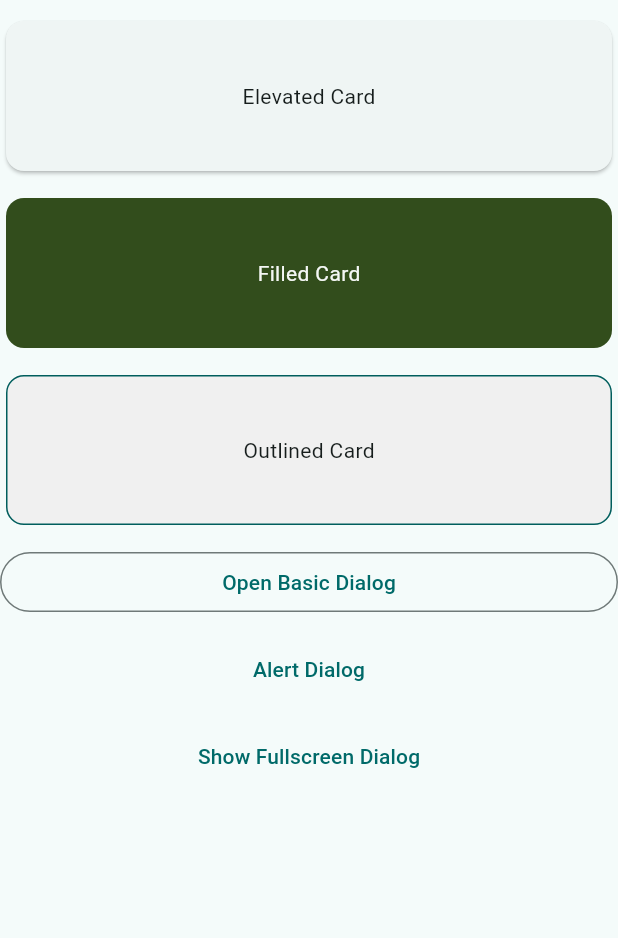
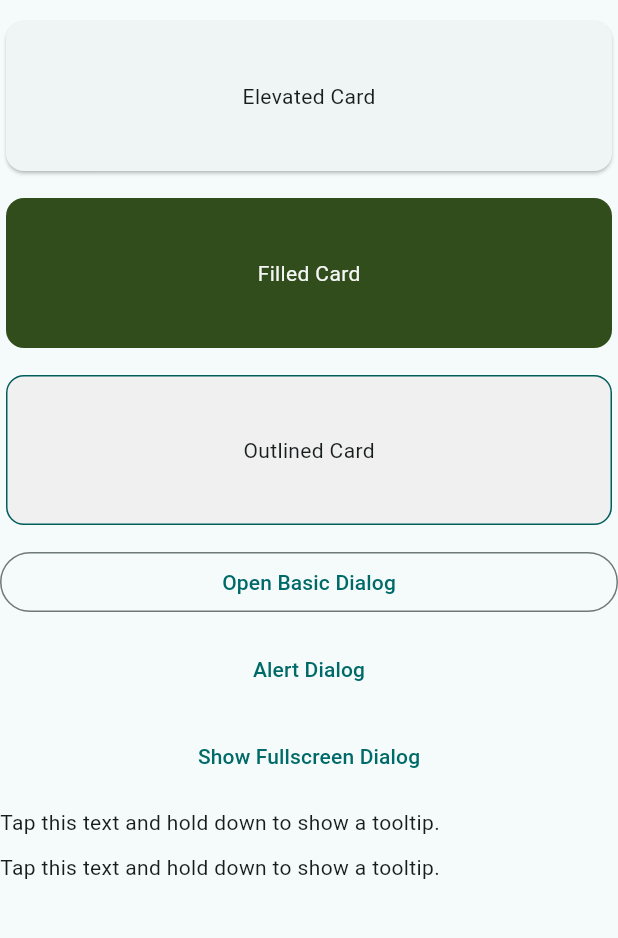
Before and after one commit to anathkalla/widget_catalog_flutter, a Flutter app: the ContainmentWidgets screen opened by its route, on a phone screen of 412 x 824 dp, the part 90-1028 px from its top. Run offline on Flutter 3.47's test engine with Material 2 defaults, Android fonts, the phone set to English and light mode, and no system bars; our stand-ins replace go_router; Roboto replaces fonts that are missing (Kanit).

Commit message:
Add ToolTip widgets

```diff
--- a/lib/screens/containment_screen.dart
+++ b/lib/screens/containment_screen.dart
@@ -3,6 +3,8 @@ import '../widgets/Containment/Cards/outlined_card.dart';
 import '../widgets/Containment/Dialogs/alert_dialog.dart';
 import '../widgets/Containment/Dialogs/basic_dialog.dart';
 import '../widgets/Containment/Dialogs/full_screen_dialog.dart';
+import '../widgets/Containment/ToolTip/plain_tooltip.dart';
+import '../widgets/Containment/ToolTip/rich_tooltip.dart';
 import '../widgets/Sizing/sized_box.dart';
 import '../widgets/Containment/AppBar/app_bar.dart';
 import '../global/global.dart';
@@ -45,7 +47,15 @@ class ContainmentWidgets extends StatelessWidget {
               CsSizedBox(
                 height: sizedBoxHeight,
               ),
-              CsFullScreenDialog()
+              CsFullScreenDialog(),
+              CsSizedBox(
+                height: sizedBoxHeight,
+              ),
+              CsPlainTooltip(),
+              CsSizedBox(
+                height: sizedBoxHeight,
+              ),
+              CsRichTooltip()
             ],
           ),
         ),
--- /dev/null
+++ b/lib/widgets/Containment/ToolTip/plain_tooltip.dart
@@ -0,0 +1,35 @@
+import 'package:flutter/material.dart';
+
+import '../../../global/global.dart';
+
+class CsPlainTooltip extends StatelessWidget {
+  final String toolTipMessage;
+  final Widget toolTipChild;
+
+  const CsPlainTooltip(
+      {super.key,
+      this.toolTipMessage = 'This is a sample Tooltip',
+      this.toolTipChild =
+          const Text('Tap this text and hold down to show a tooltip.')});
+
+  @override
+  Widget build(BuildContext context) {
+    return Tooltip(
+      message: toolTipMessage,
+      decoration: BoxDecoration(
+        borderRadius: BorderRadius.circular(5),
+        gradient: const LinearGradient(colors: <Color>[
+          Color.fromARGB(255, 37, 37, 36),
+          Color.fromARGB(255, 37, 37, 36)
+        ]),
+      ),
+      height: 10,
+      padding: const EdgeInsets.all(8.0),
+      preferBelow: false,
+      textStyle: const TextStyle(fontSize: 12, color: Colorof.textLight),
+      showDuration: const Duration(seconds: 2),
+      waitDuration: const Duration(seconds: 1),
+      child: toolTipChild,
+    );
+  }
+}
--- /dev/null
+++ b/lib/widgets/Containment/ToolTip/rich_tooltip.dart
@@ -0,0 +1,37 @@
+import 'package:flutter/material.dart';
+import '../../../global/global.dart';
+
+class CsRichTooltip extends StatelessWidget {
+  final String toolTipMessage;
+  final Widget toolTipChild;
+
+  const CsRichTooltip(
+      {super.key,
+      this.toolTipMessage = 'This is rich tooltip',
+      this.toolTipChild =
+          const Text('Tap this text and hold down to show a tooltip.')});
+
+  @override
+  Widget build(BuildContext context) {
+    return Tooltip(
+      richMessage: TextSpan(
+        text: toolTipMessage,
+        style: const TextStyle(color: Colorof.textLight),
+        children: const <InlineSpan>[
+          TextSpan(
+            text: 'This is another span of this rich tooltip',
+            style: TextStyle(fontWeight: FontWeight.bold, fontSize: 20),
+          ),
+        ],
+      ),
+      decoration: BoxDecoration(
+        borderRadius: BorderRadius.circular(5),
+        gradient: const LinearGradient(colors: <Color>[
+          Color.fromARGB(255, 37, 37, 36),
+          Color.fromARGB(255, 37, 37, 36)
+        ]),
+      ),
+      child: toolTipChild,
+    );
+  }
+}
```
